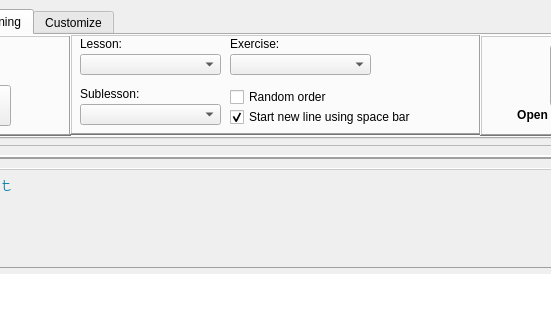
Open-Typer/Open-Typer, file ui/opentyper.ui: the form before one commit; both pictures show x 141 to 692 and y 0 to 320 of the 1538 by 625 pixel window.
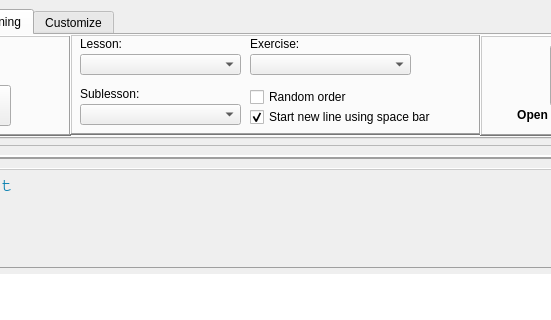
The form after the commit. The open tabs and pages were chosen to show the change. Icons and pictures are not drawn. Custom widgets are drawn as their Qt base class.

Commit message: ui: opentyper: Add more space for comboboxes

What changed in the file:
```diff
--- a/ui/opentyper.ui
+++ b/ui/opentyper.ui
@@ -687,7 +687,7 @@
           <rect>
            <x>10</x>
            <y>0</y>
-           <width>141</width>
+           <width>161</width>
            <height>20</height>
           </rect>
          </property>
@@ -700,7 +700,7 @@
           <rect>
            <x>10</x>
            <y>20</y>
-           <width>141</width>
+           <width>161</width>
            <height>21</height>
           </rect>
          </property>
@@ -711,9 +711,9 @@
         <widget class="QLabel" name="levelSelectionLabel">
          <property name="geometry">
           <rect>
-           <x>160</x>
+           <x>180</x>
            <y>0</y>
-           <width>141</width>
+           <width>161</width>
            <height>20</height>
           </rect>
          </property>
@@ -724,9 +724,9 @@
         <widget class="QComboBox" name="levelSelectionList">
          <property name="geometry">
           <rect>
-           <x>160</x>
+           <x>180</x>
            <y>20</y>
-           <width>141</width>
+           <width>161</width>
            <height>21</height>
           </rect>
          </property>
@@ -739,7 +739,7 @@
           <rect>
            <x>10</x>
            <y>50</y>
-           <width>141</width>
+           <width>161</width>
            <height>20</height>
           </rect>
          </property>
@@ -752,7 +752,7 @@
           <rect>
            <x>10</x>
            <y>70</y>
-           <width>141</width>
+           <width>161</width>
            <height>21</height>
           </rect>
          </property>
@@ -766,9 +766,9 @@
          </property>
          <property name="geometry">
           <rect>
-           <x>160</x>
+           <x>180</x>
            <y>50</y>
-           <width>241</width>
+           <width>221</width>
            <height>26</height>
           </rect>
          </property>
@@ -788,9 +788,9 @@
          </property>
          <property name="geometry">
           <rect>
-           <x>160</x>
+           <x>180</x>
            <y>70</y>
-           <width>241</width>
+           <width>221</width>
            <height>26</height>
           </rect>
          </property>
```
Left out of the diff: 2 changed lines with no effect on the pictures.
